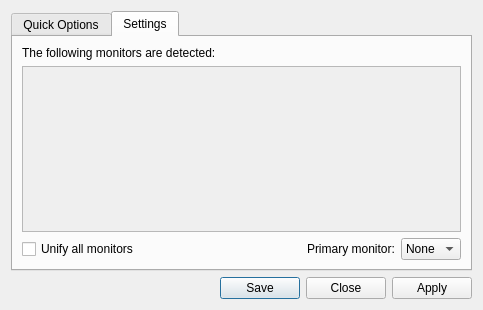
Above: lxqt-config-monitor/mainwindow.ui from lxqt/lxqt-config before the change. Below: the same form after it.
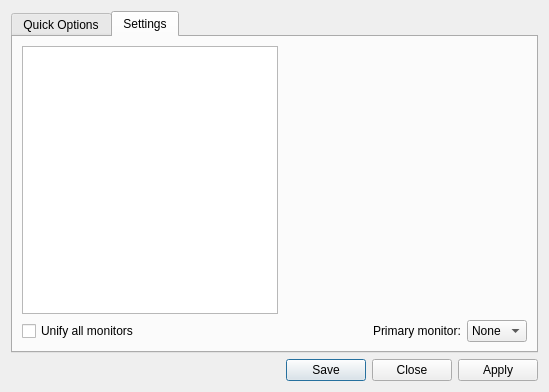
That is the form after the change. Icons and pictures are not drawn.

Commit message: Replace the scrolled UI with a left list and a right stacked widget to provide usability.

Diff of the .ui file:
```diff
--- a/lxqt-config-monitor/mainwindow.ui
+++ b/lxqt-config-monitor/mainwindow.ui
@@ -6,8 +6,8 @@
    <rect>
     <x>0</x>
     <y>0</y>
-    <width>483</width>
-    <height>310</height>
+    <width>549</width>
+    <height>392</height>
    </rect>
   </property>
   <property name="windowTitle">
@@ -76,43 +76,31 @@
       </attribute>
       <layout class="QVBoxLayout" name="verticalLayout_2">
        <item>
-        <widget class="QLabel" name="label">
-         <property name="text">
-          <string>The following monitors are detected:</string>
-         </property>
-        </widget>
-       </item>
-       <item>
-        <widget class="QScrollArea" name="scrollArea">
-         <property name="widgetResizable">
-          <bool>true</bool>
-         </property>
-         <widget class="QWidget" name="scrollAreaWidgetContents">
-          <property name="geometry">
-           <rect>
-            <x>0</x>
-            <y>0</y>
-            <width>439</width>
-            <height>143</height>
-           </rect>
-          </property>
-          <layout class="QVBoxLayout" name="monitorLayout">
-           <item>
-            <spacer name="verticalSpacer_2">
-             <property name="orientation">
-              <enum>Qt::Vertical</enum>
-             </property>
-             <property name="sizeHint" stdset="0">
-              <size>
-               <width>20</width>
-               <height>147</height>
-              </size>
-             </property>
-            </spacer>
-           </item>
-          </layout>
-         </widget>
-        </widget>
+        <layout class="QHBoxLayout" name="horizontalLayout_2" stretch="0,1">
+         <item>
+          <widget class="QListWidget" name="monitorList">
+           <property name="sizePolicy">
+            <sizepolicy hsizetype="Fixed" vsizetype="Expanding">
+             <horstretch>0</horstretch>
+             <verstretch>1</verstretch>
+            </sizepolicy>
+           </property>
+           <property name="horizontalScrollBarPolicy">
+            <enum>Qt::ScrollBarAlwaysOff</enum>
+           </property>
+          </widget>
+         </item>
+         <item>
+          <widget class="QStackedWidget" name="stackedWidget">
+           <property name="sizePolicy">
+            <sizepolicy hsizetype="Expanding" vsizetype="Expanding">
+             <horstretch>1</horstretch>
+             <verstretch>1</verstretch>
+            </sizepolicy>
+           </property>
+          </widget>
+         </item>
+        </layout>
        </item>
        <item>
         <layout class="QHBoxLayout" name="horizontalLayout">
```
Left out of the diff: 40 changed lines with no effect on the pictures. The commit also changes 2 other files.
